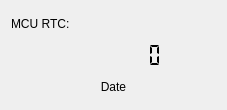
Above: GUI/clockview.ui from igorf7/OWController before the change. Below: the same form after it.
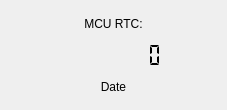
That is the form after the change.

```diff
--- a/GUI/clockview.ui
+++ b/GUI/clockview.ui
@@ -19,6 +19,9 @@
      <property name="text">
       <string>MCU RTC:</string>
      </property>
+     <property name="alignment">
+      <set>Qt::AlignmentFlag::AlignCenter</set>
+     </property>
     </widget>
    </item>
    <item>
```
Left out of the diff: 12 changed lines with no effect on the pictures.
